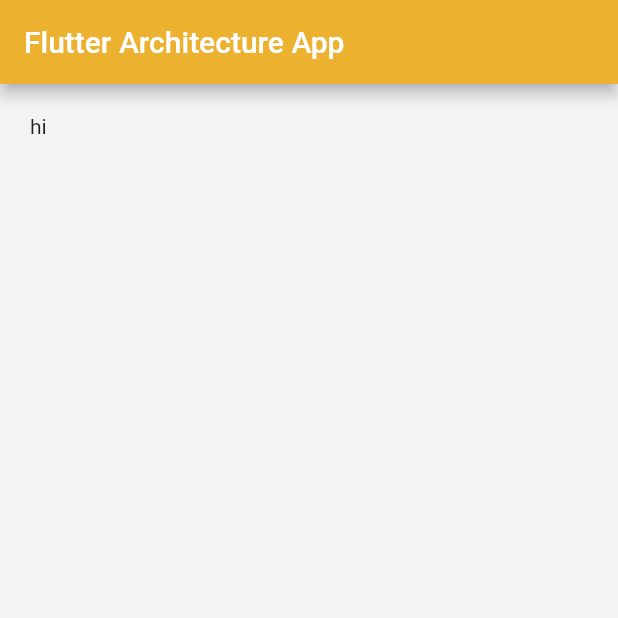
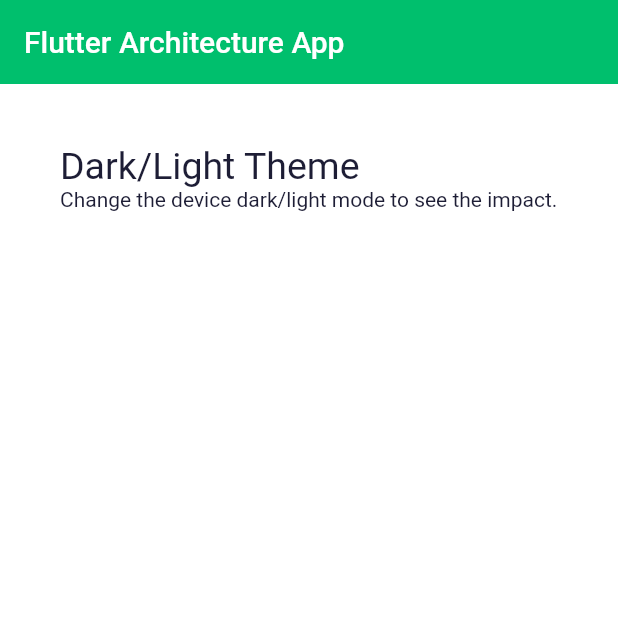
Before and after one commit to jitangupta/flutter-architecture, a Flutter app: the screen it shows after launch, on a phone screen of 412 x 824 dp, the top half of it. Run offline on Flutter 3.47's test engine with Material 2 defaults, Android fonts, the phone set to English and light mode, and no system bars.

Commit message:
light/dark theme implementation

```diff
--- a/lib/config/theme/screens/home_screen.dart
+++ /dev/null
@@ -1,21 +0,0 @@
-import 'package:flutter/material.dart';
-import 'package:flutter_architecture/config/theme/theme_constants.dart';
-
-class HomeScreen extends StatelessWidget {
-  const HomeScreen({Key? key}) : super(key: key);
-
-  @override
-  Widget build(BuildContext context) {
-    return Scaffold(
-      appBar: AppBar(
-        title: const Text('Flutter Architecture App'),
-        backgroundColor: kPrimaryColor,
-      ),
-      body: const SafeArea(
-          child: Padding(
-        padding: EdgeInsets.all(kDefaultPadding),
-        child: Text('hi'),
-      )),
-    );
-  }
-}
--- a/lib/config/theme/theme_config.dart
+++ b/lib/config/theme/theme_config.dart
@@ -0,0 +1,33 @@
+import 'package:flutter/material.dart';
+import 'package:flutter_architecture/config/theme/theme_constants.dart';
+
+// Configuring light Theme
+ThemeData lightThemeData(BuildContext context) {
+  return ThemeData.light().copyWith(
+      primaryColor: kPrimaryColor,
+      scaffoldBackgroundColor: Colors.white,
+      appBarTheme:
+          const AppBarTheme(backgroundColor: kPrimaryColor, elevation: 0),
+      iconTheme: const IconThemeData(color: kContentColorLightTheme),
+      textTheme:
+          Theme.of(context).textTheme.apply(bodyColor: kContentColorLightTheme),
+      colorScheme:
+          const ColorScheme.light(primary: kPrimaryColor, error: kErrorColor));
+}
+
+// Configuring dark Theme
+ThemeData darkThemeData(BuildContext context) {
+  return ThemeData.dark().copyWith(
+      primaryColor: kPrimaryColor,
+      scaffoldBackgroundColor: kContentColorLightTheme,
+      appBarTheme: const AppBarTheme(backgroundColor: kDarkColor, elevation: 0),
+      iconTheme: const IconThemeData(color: kContentColorDarkTheme),
+      textTheme:
+          Theme.of(context).textTheme.apply(bodyColor: kContentColorDarkTheme),
+      colorScheme: const ColorScheme.dark()
+          .copyWith(primary: kPrimaryColor, error: kErrorColor));
+}
+
+
+// Good Example of implementation
+// https://github.com/abuanwar072/Chat-Messaging-App-Light-and-Dark-Theme/blob/master/lib/theme.dart
--- a/lib/config/theme/theme_constants.dart
+++ b/lib/config/theme/theme_constants.dart
@@ -1,9 +1,15 @@
 import 'package:flutter/material.dart';
 
 // Colors that we use in our app
-const kPrimaryColor = Color(0xFFecb12f);
+const kPrimaryColor = Color(0xFF00BF6D);
+const kDarkColor = Color(0xFF292D32);
 const kTextColor = Color(0xFF3C4046);
 const kBackgroundColor = Color(0xFFF3F3F3);
 
+const kContentColorLightTheme = Color(0xFF1D1D35);
+const kContentColorDarkTheme = Color(0xFFF5FCF9);
+const kWarninngColor = Color(0xFFF3BB1C);
+const kErrorColor = Color(0xFFF03738);
+
 const double kDefaultPadding = 20.0;
 const double kBorderRadius = 10.0;
--- a/lib/main.dart
+++ b/lib/main.dart
@@ -1,7 +1,6 @@
 import 'package:flutter/material.dart';
-
-import 'config/theme/screens/home_screen.dart';
-import 'config/theme/theme_constants.dart';
+import 'package:flutter_architecture/config/theme/theme_config.dart';
+import 'screens/home_screen.dart';
 
 void main() {
   runApp(const MyApp());
@@ -16,13 +15,8 @@
     return MaterialApp(
       debugShowCheckedModeBanner: false,
       title: 'JugaadHai',
-      theme: ThemeData(
-        // Using Nunito as font, configuration has been done into pubspec.yaml file
-        fontFamily: "Nunito",
-        scaffoldBackgroundColor: kBackgroundColor,
-        textTheme: Theme.of(context).textTheme.apply(displayColor: kTextColor),
-        primaryColor: kPrimaryColor,
-      ),
+      theme: lightThemeData(context),
+      darkTheme: darkThemeData(context),
       home: const HomeScreen(),
     );
   }
--- /dev/null
+++ b/lib/screens/home_screen.dart
@@ -0,0 +1,34 @@
+import 'package:flutter/material.dart';
+import 'package:flutter_architecture/config/theme/theme_constants.dart';
+
+class HomeScreen extends StatelessWidget {
+  const HomeScreen({Key? key}) : super(key: key);
+
+  @override
+  Widget build(BuildContext context) {
+    return Scaffold(
+      appBar: AppBar(
+        title: const Text('Flutter Architecture App'),
+      ),
+      body: ListView(
+        padding: const EdgeInsets.all(kDefaultPadding),
+        children: [
+          // Dark / Light Theme
+          Container(
+              padding: const EdgeInsets.all(kDefaultPadding),
+              // decoration: const BoxDecoration(color: kDarkColor),
+              child: Column(
+                  crossAxisAlignment: CrossAxisAlignment.start,
+                  children: const [
+                    Text(
+                      'Dark/Light Theme',
+                      style: TextStyle(fontSize: 25),
+                    ),
+                    Text(
+                        'Change the device dark/light mode to see the impact.'),
+                  ]))
+        ],
+      ),
+    );
+  }
+}
```
Also changed, not shown: lib/config/theme/dark_theme.dart (deleted), lib/config/theme/light_theme.dart (deleted).
